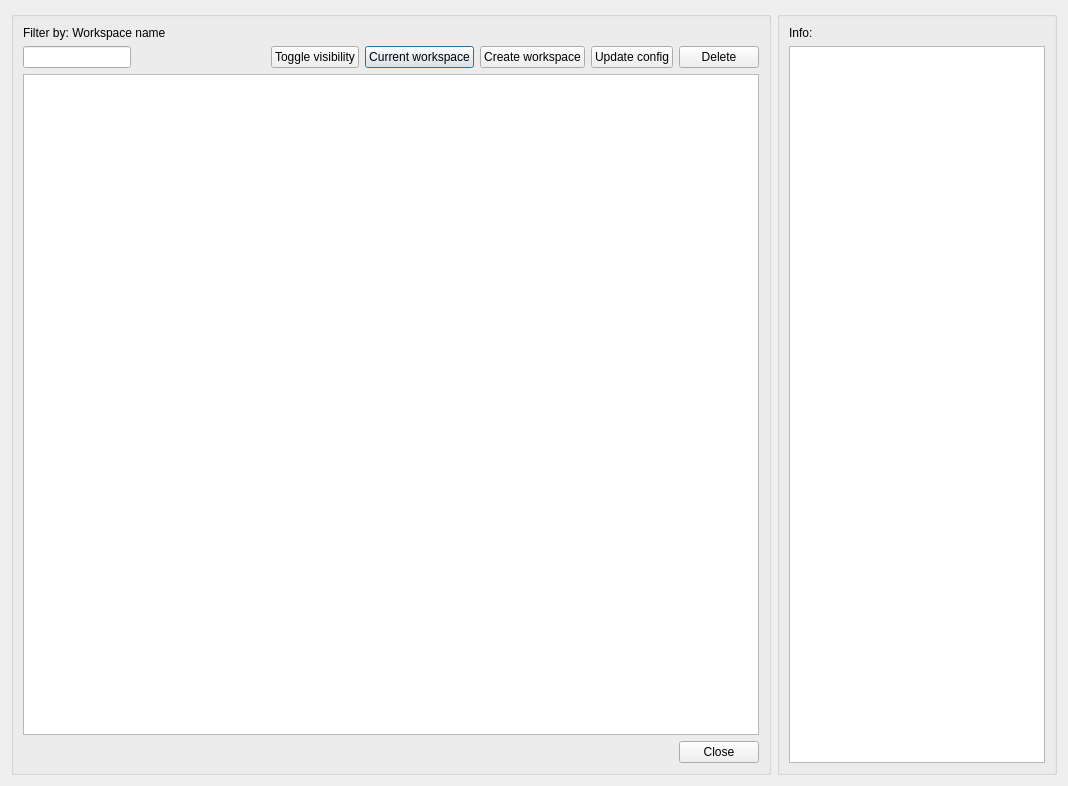
Before: the Qt Designer form core/ui/toolbars/utilities/workspace_manager.ui in Giswater/giswater_qgis_plugin, drawn with Qt 5.
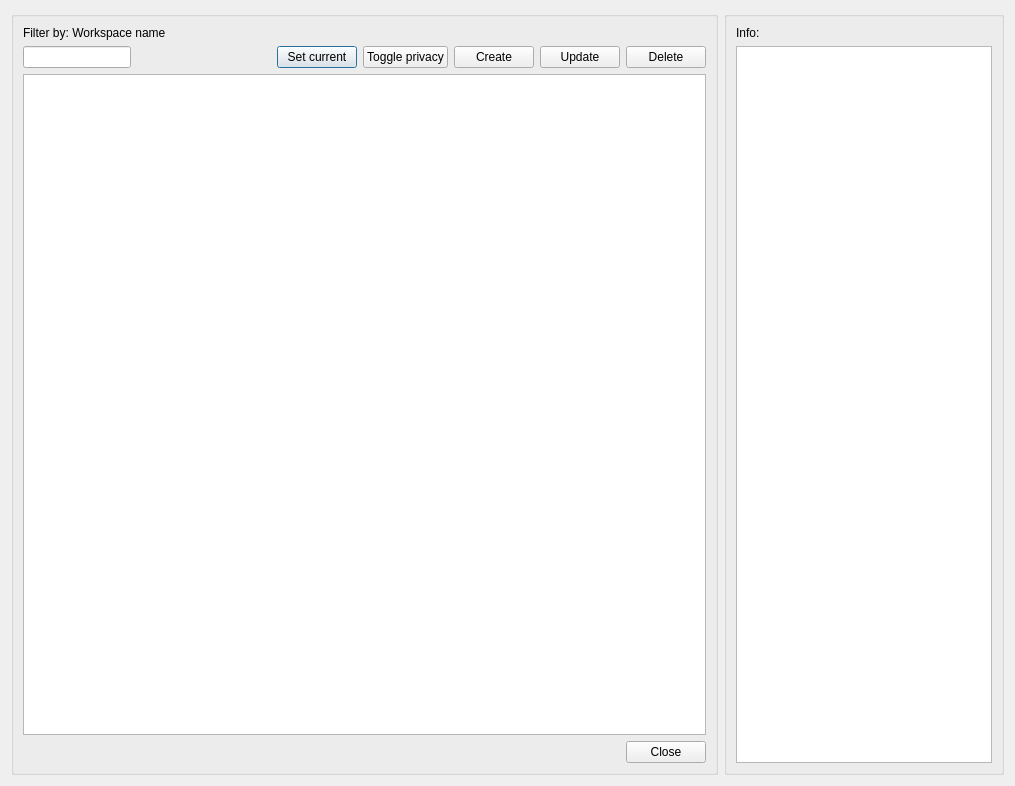
After: the same form once the commit is applied.

Commit message: Minor refactor: change order and names of buttons in workspace manager

The edit to the form file:
```diff
--- a/core/ui/toolbars/utilities/workspace_manager.ui
+++ b/core/ui/toolbars/utilities/workspace_manager.ui
@@ -70,11 +70,11 @@
          </sizepolicy>
         </property>
         <property name="text">
-         <string>Current workspace</string>
+         <string>Set current</string>
         </property>
        </widget>
       </item>
-      <item row="5" column="9">
+      <item row="5" column="10">
        <widget class="QPushButton" name="btn_delete">
         <property name="sizePolicy">
          <sizepolicy hsizetype="Fixed" vsizetype="Fixed">
@@ -120,23 +120,17 @@
         </property>
        </widget>
       </item>
-      <item row="6" column="0" colspan="10">
-       <widget class="QTableView" name="tbl_wrkspcm">
-        <property name="selectionMode">
-         <enum>QAbstractItemView::SingleSelection</enum>
+      <item row="5" column="9">
+       <widget class="QPushButton" name="btn_update">
+        <property name="text">
+         <string>Update</string>
         </property>
        </widget>
       </item>
-      <item row="5" column="5">
-       <widget class="QPushButton" name="btn_toggle_visibility">
-        <property name="sizePolicy">
-         <sizepolicy hsizetype="Fixed" vsizetype="Fixed">
-          <horstretch>0</horstretch>
-          <verstretch>0</verstretch>
-         </sizepolicy>
-        </property>
+      <item row="7" column="10">
+       <widget class="QPushButton" name="btn_cancel">
         <property name="text">
-         <string>Toggle visibility</string>
+         <string>Close</string>
         </property>
        </widget>
       </item>
@@ -153,7 +147,7 @@
         </property>
        </spacer>
       </item>
-      <item row="5" column="7">
+      <item row="5" column="8">
        <widget class="QPushButton" name="btn_create">
         <property name="sizePolicy">
          <sizepolicy hsizetype="Fixed" vsizetype="Fixed">
@@ -162,14 +156,14 @@
          </sizepolicy>
         </property>
         <property name="text">
-         <string>Create workspace</string>
+         <string>Create</string>
         </property>
        </widget>
       </item>
-      <item row="7" column="9">
-       <widget class="QPushButton" name="btn_cancel">
-        <property name="text">
-         <string>Close</string>
+      <item row="6" column="0" colspan="11">
+       <widget class="QTableView" name="tbl_wrkspcm">
+        <property name="selectionMode">
+         <enum>QAbstractItemView::SingleSelection</enum>
         </property>
        </widget>
       </item>
@@ -186,10 +180,16 @@
         </property>
        </widget>
       </item>
-      <item row="5" column="8">
-       <widget class="QPushButton" name="btn_update">
+      <item row="5" column="7">
+       <widget class="QPushButton" name="btn_toggle_visibility">
+        <property name="sizePolicy">
+         <sizepolicy hsizetype="Fixed" vsizetype="Fixed">
+          <horstretch>0</horstretch>
+          <verstretch>0</verstretch>
+         </sizepolicy>
+        </property>
         <property name="text">
-         <string>Update config</string>
+         <string>Toggle privacy</string>
         </property>
        </widget>
       </item>
```
Left out of the diff: 26 changed lines with no effect on the pictures.
